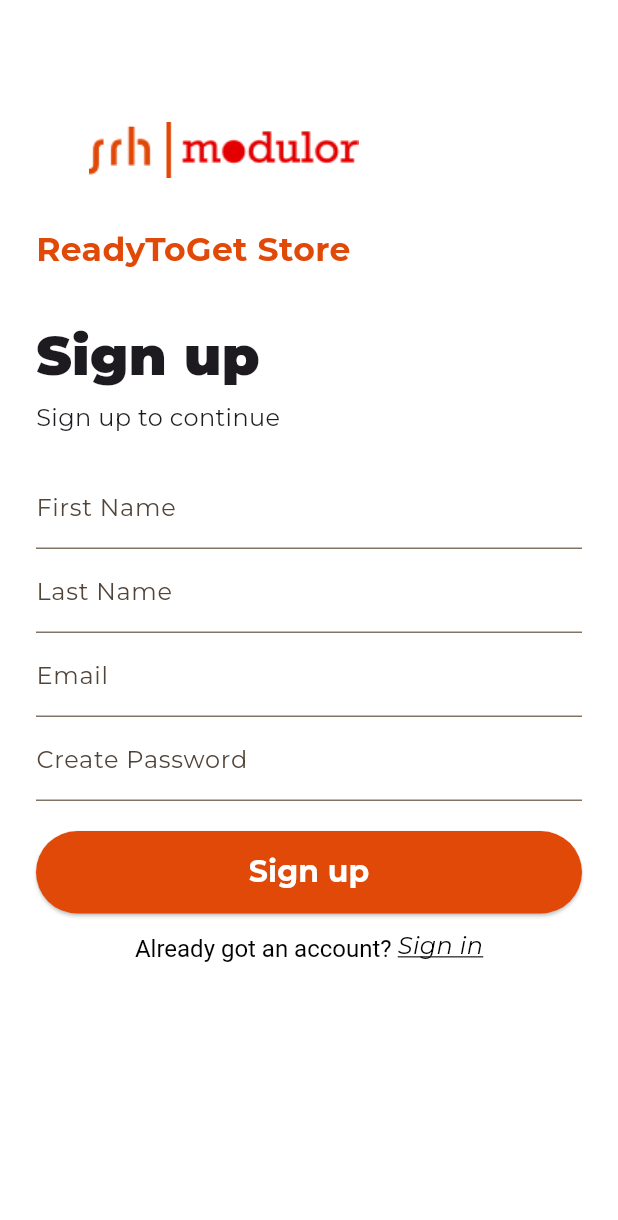
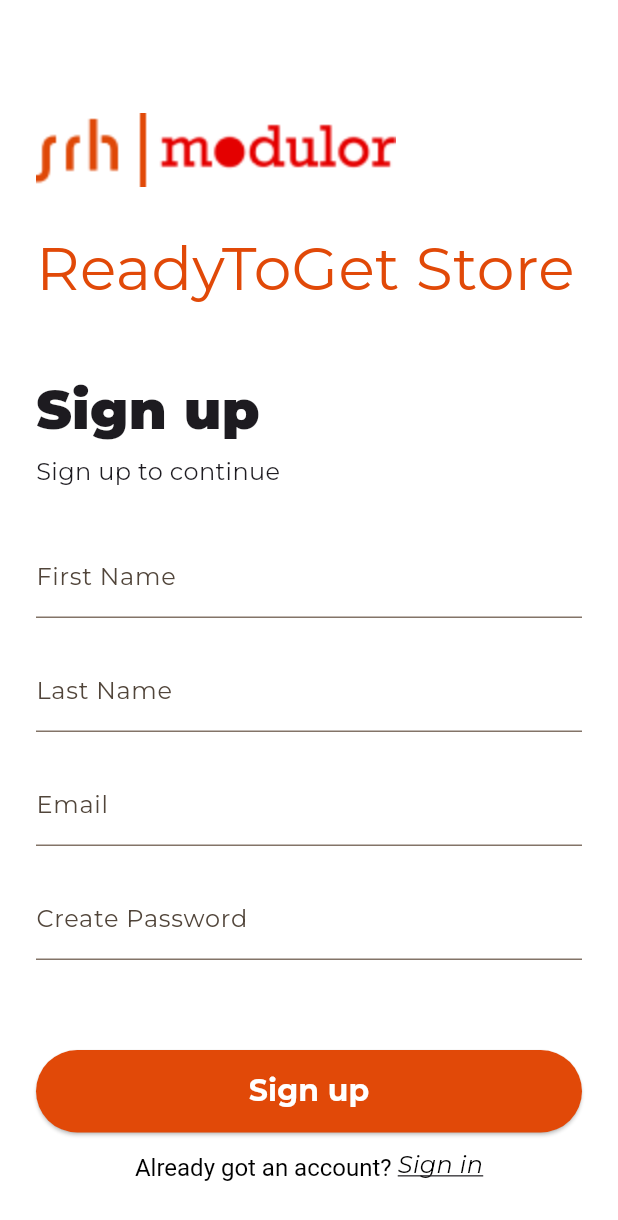
Before and after one commit to NikitaEfimovIT/ready_to_go_store, a Flutter app: the screen it shows after launch, after a tap on "Sign in", after a tap on "Sign up", on a phone screen of 412 x 824 dp. Shown: the top 1220 px of the screen. Run offline on Flutter 3.47's test engine with Material 3 defaults, Android fonts, the phone set to English and light mode, and no system bars; our stand-ins replace google_fonts, infinite_scroll_pagination, qr_flutter; project files that could hold a hidden picture were left out.

Commit message:
fixed layouts

```diff
--- a/lib/auth_components/login.dart
+++ b/lib/auth_components/login.dart
@@ -15,7 +15,7 @@ class _LoginScreenState extends State<LoginScreen> {
   Widget build(BuildContext context) {
     return Scaffold(
       body: Container(
-        color: Color(0xFFE14908),
+        color: const Color(0xFFE14908),
         child: Form(
           key: _formKey,
           child: Column(
@@ -34,10 +34,10 @@ class _LoginScreenState extends State<LoginScreen> {
                     ),
                     Positioned(
                       top: 60, // Поднял логотип и текст чуть выше
-                      left: 10,
-                      right: 10,
+                      left: 36,
+                      right: 36,
                       child: Column(
-                        crossAxisAlignment: CrossAxisAlignment.center,
+                        crossAxisAlignment: CrossAxisAlignment.start,
                         children: [
                           Image.asset(
                             "lib/assets/logo.png",
@@ -45,12 +45,12 @@ class _LoginScreenState extends State<LoginScreen> {
                             height: 80,
                             fit: BoxFit.contain,
                           ),
-                          SizedBox(height: 5),
-                          Text(
+                          const SizedBox(height: 5),
+                          const Text(
                             "ReadyToGet Store",
                             style: TextStyle(
-                              fontSize: 22,
-                              fontWeight: FontWeight.bold,
+                              fontSize: 40,
+                              fontWeight: FontWeight.normal,
                               color: Color(0xFFE14908),
                             ),
                           ),
@@ -62,14 +62,15 @@ class _LoginScreenState extends State<LoginScreen> {
               ),
               Expanded(
                 flex: 3,
+
                 child: Padding(
-                  padding: EdgeInsets.symmetric(horizontal: 36),
+                  padding: const EdgeInsets.symmetric(horizontal: 36),
                   child: Column(
+                    mainAxisAlignment: MainAxisAlignment.start,
                     crossAxisAlignment: CrossAxisAlignment.start,
                     children: [
                       // Сильно подняли текстовые поля выше кнопки
-                      SizedBox(height: 10),
-                      Text(
+                      const Text(
                         "Login",
                         style: TextStyle(
                           fontSize: 36,
@@ -77,15 +78,15 @@ class _LoginScreenState extends State<LoginScreen> {
                           color: Colors.white,
                         ),
                       ),
-                      SizedBox(height: 5),
-                      Text(
+                      const SizedBox(height: 5),
+                      const Text(
                         "Hello there, welcome back",
                         style: TextStyle(fontSize: 18, color: Colors.white),
                       ),
-                      SizedBox(height: 12),
+                      const SizedBox(height: 20),
                       TextFormField(
                         controller: _usernameController,
-                        decoration: InputDecoration(
+                        decoration: const InputDecoration(
                           labelText: "Username",
                           labelStyle: TextStyle(color: Colors.white),
                           border: UnderlineInputBorder(
@@ -108,7 +109,7 @@ class _LoginScreenState extends State<LoginScreen> {
                             fontStyle: FontStyle.italic,
                           ),
                         ),
-                        style: TextStyle(color: Colors.white),
+                        style: const TextStyle(color: Colors.white),
                         validator: (value) {
                           if (value == null || value.isEmpty) {
                             return "Please enter your username";
@@ -116,10 +117,10 @@ class _LoginScreenState extends State<LoginScreen> {
                           return null;
                         },
                       ),
-                      SizedBox(height: 8),
+                      const SizedBox(height: 40),
                       TextFormField(
                         controller: _passwordController,
-                        decoration: InputDecoration(
+                        decoration: const InputDecoration(
                           labelText: "Password",
                           labelStyle: TextStyle(color: Colors.white),
                           border: UnderlineInputBorder(
@@ -143,7 +144,7 @@ class _LoginScreenState extends State<LoginScreen> {
                           ),
                         ),
                         obscureText: true,
-                        style: TextStyle(color: Colors.white),
+                        style: const TextStyle(color: Colors.white),
                         validator: (value) {
                           if (value == null || value.isEmpty) {
                             return "Please enter your password";
@@ -154,7 +155,7 @@ class _LoginScreenState extends State<LoginScreen> {
                           return null;
                         },
                       ),
-                      SizedBox(height: 8),
+                      const SizedBox(height: 15),
                       GestureDetector(
                         onTap: () {
                           setState(() {
@@ -167,22 +168,22 @@ class _LoginScreenState extends State<LoginScreen> {
                               _rememberMe ? Icons.check_box : Icons.check_box_outline_blank,
                               color: Colors.white,
                             ),
-                            SizedBox(width: 8),
-                            Text(
+                            const SizedBox(width: 8),
+                            const Text(
                               "Remember me",
                               style: TextStyle(color: Colors.white),
                             ),
                           ],
                         ),
                       ),
-                      SizedBox(height: 20),
+                      const SizedBox(height: 50),
                       ElevatedButton(
                         onPressed: () {
                           if (_formKey.currentState!.validate()) {
                             Navigator.pushReplacementNamed(context, '/home');
                           }
                         },
-                        child: Text(
+                        child: const Text(
                           "Sign in",
                           style: TextStyle(
                             fontSize: 20,
@@ -192,26 +193,26 @@ class _LoginScreenState extends State<LoginScreen> {
                         ),
                         style: ElevatedButton.styleFrom(
                           backgroundColor: Colors.white,
-                          foregroundColor: Color(0xFFE14908),
+                          foregroundColor: const Color(0xFFE14908),
                           shape: RoundedRectangleBorder(
                             borderRadius: BorderRadius.circular(10),
                           ),
-                          minimumSize: Size(double.infinity, 55),
+                          minimumSize: const Size(double.infinity, 55),
                         ),
                       ),
-                      SizedBox(height: 10),
+                      const SizedBox(height: 10),
                       Center(
                         child: RichText(
                           text: TextSpan(
                             text: "Not a member? ",
-                            style: TextStyle(fontSize: 16, color: Colors.white),
+                            style: const TextStyle(fontSize: 16, color: Colors.white),
                             children: [
                               WidgetSpan(
                                 child: GestureDetector(
                                   onTap: () {
                                     Navigator.pushNamed(context, '/signup');
                                   },
-                                  child: Text(
+                                  child: const Text(
                                     "Sign up",
                                     style: TextStyle(
                                       fontSize: 16,
@@ -240,13 +241,13 @@ class _LoginScreenState extends State<LoginScreen> {
 }
 
 class CustomShape extends CustomClipper<Path> {
-  var heightCoefficient = 0.66;
+  var heightCoefficient = 0.8;
   @override
   Path getClip(Size size) {
     var path = Path();
 
     path.moveTo(0, 0);
-    path.lineTo(0, size.height * 0.4);
+    path.lineTo(0, size.height * 0.6);
 
     path.quadraticBezierTo(
         size.width * 0, size.height * heightCoefficient, size.width * 0.18, size.height * heightCoefficient);
--- a/lib/auth_components/signup.dart
+++ b/lib/auth_components/signup.dart
@@ -15,27 +15,33 @@ class SignUpScreen extends StatelessWidget {
         child: Form(
           key: _formKey,
           child: Column(
+            mainAxisAlignment: MainAxisAlignment.start,
             crossAxisAlignment: CrossAxisAlignment.start,
             children: [
               SizedBox(height: 60),
-              Image.asset("lib/assets/logo.png", width: 250, height: 80),
+              Image.asset(
+                "lib/assets/logo.png",
+                width: 240,
+                height: 80,
+                fit: BoxFit.contain,
+              ),
               SizedBox(height: 10),
               Text(
                 "ReadyToGet Store",
                 style: TextStyle(
-                  fontSize: 22,
-                  fontWeight: FontWeight.bold,
+                  fontSize: 40,
+                  fontWeight: FontWeight.normal,
                   color: Color(0xFFE14908),
                 ),
               ),
-              SizedBox(height: 30),
+              SizedBox(height: 40),
               Text(
                 "Sign up",
                 style: TextStyle(fontSize: 36, fontWeight: FontWeight.w900),
               ),
               SizedBox(height: 5),
               Text("Sign up to continue", style: TextStyle(fontSize: 16)),
-              SizedBox(height: 20),
+              SizedBox(height: 30),
               TextFormField(
                 controller: _firstNameController,
                 decoration: InputDecoration(labelText: "First Name"),
@@ -46,6 +52,8 @@ class SignUpScreen extends StatelessWidget {
                   return null;
                 },
               ),
+              SizedBox(height: 20),
+
               TextFormField(
                 controller: _lastNameController,
                 decoration: InputDecoration(labelText: "Last Name"),
@@ -56,6 +64,8 @@ class SignUpScreen extends StatelessWidget {
                   return null;
                 },
               ),
+              SizedBox(height: 20),
+
               TextFormField(
                 controller: _emailController,
                 decoration: InputDecoration(labelText: "Email"),
@@ -66,6 +76,8 @@ class SignUpScreen extends StatelessWidget {
                   return null;
                 },
               ),
+              SizedBox(height: 20),
+
               TextFormField(
                 controller: _passwordController,
                 decoration: InputDecoration(labelText: "Create Password"),
@@ -77,7 +89,7 @@ class SignUpScreen extends StatelessWidget {
                   return null;
                 },
               ),
-              SizedBox(height: 20),
+              SizedBox(height: 60),
               ElevatedButton(
                 onPressed: () {
                   if (_formKey.currentState!.validate()) {
```
